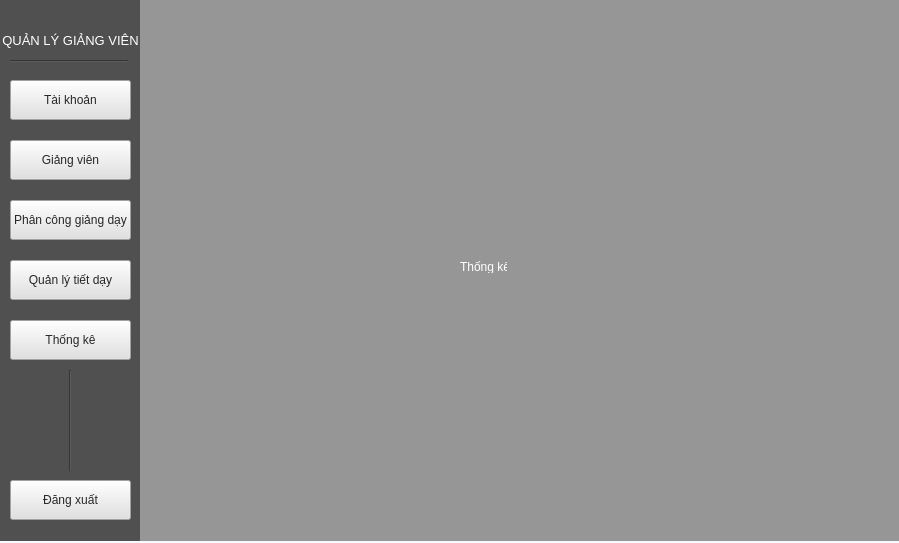
Old version of the form mainGUI.ui in the repository DUNGHA43/QLGV_Python.
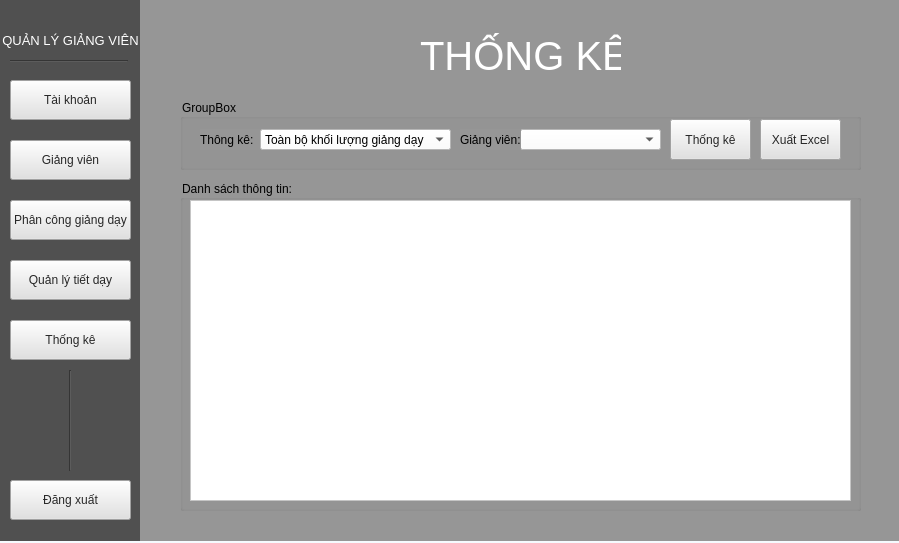
New version of the form. The open tabs and pages were chosen to show the change. Icons and pictures are not drawn.

Patch:
```diff
--- a/mainGUI.ui
+++ b/mainGUI.ui
@@ -1748,22 +1748,171 @@
        </widget>
       </widget>
       <widget class="QWidget" name="TK_GUI">
-       <widget class="QLabel" name="label_2">
+       <widget class="QLabel" name="label_33">
         <property name="geometry">
          <rect>
-          <x>310</x>
-          <y>250</y>
-          <width>47</width>
-          <height>13</height>
+          <x>270</x>
+          <y>20</y>
+          <width>201</width>
+          <height>51</height>
          </rect>
         </property>
+        <property name="font">
+         <font>
+          <pointsize>30</pointsize>
+         </font>
+        </property>
         <property name="styleSheet">
          <string notr="true">color: rgb(255, 255, 255);</string>
         </property>
         <property name="text">
-         <string>Thống kê</string>
+         <string>THỐNG KÊ</string>
         </property>
        </widget>
+       <widget class="QGroupBox" name="groupBox_9">
+        <property name="geometry">
+         <rect>
+          <x>30</x>
+          <y>170</y>
+          <width>681</width>
+          <height>331</height>
+         </rect>
+        </property>
+        <property name="title">
+         <string>Danh sách thông tin:</string>
+        </property>
+        <widget class="QTableWidget" name="tbDSTK">
+         <property name="geometry">
+          <rect>
+           <x>10</x>
+           <y>20</y>
+           <width>661</width>
+           <height>301</height>
+          </rect>
+         </property>
+         <property name="styleSheet">
+          <string notr="true">background-color: rgb(255, 255, 255);</string>
+         </property>
+        </widget>
+       </widget>
+       <widget class="QGroupBox" name="groupBox_10">
+        <property name="geometry">
+         <rect>
+          <x>30</x>
+          <y>89</y>
+          <width>681</width>
+          <height>71</height>
+         </rect>
+        </property>
+        <property name="title">
+         <string>GroupBox</string>
+        </property>
+        <widget class="QLabel" name="label_2">
+         <property name="geometry">
+          <rect>
+           <x>20</x>
+           <y>30</y>
+           <width>61</width>
+           <height>21</height>
+          </rect>
+         </property>
+         <property name="text">
+          <string>Thông kê:</string>
+         </property>
+        </widget>
+        <widget class="QComboBox" name="cbxTK">
+         <property name="geometry">
+          <rect>
+           <x>80</x>
+           <y>30</y>
+           <width>191</width>
+           <height>21</height>
+          </rect>
+         </property>
+         <property name="styleSheet">
+          <string notr="true">background-color: rgb(255, 255, 255);</string>
+         </property>
+         <item>
+          <property name="text">
+           <string>Toàn bộ khối lượng giảng dạy</string>
+          </property>
+         </item>
+         <item>
+          <property name="text">
+           <string>Tạo TKB cho giảng viên</string>
+          </property>
+         </item>
+         <item>
+          <property name="text">
+           <string>Toàn bộ giảng viên</string>
+          </property>
+         </item>
+        </widget>
+        <widget class="QComboBox" name="txtmaGV_TK">
+         <property name="geometry">
+          <rect>
+           <x>340</x>
+           <y>30</y>
+           <width>141</width>
+           <height>21</height>
+          </rect>
+         </property>
+         <property name="styleSheet">
+          <string notr="true">background-color: rgb(255, 255, 255);</string>
+         </property>
+        </widget>
+        <widget class="QLabel" name="label_34">
+         <property name="geometry">
+          <rect>
+           <x>280</x>
+           <y>30</y>
+           <width>61</width>
+           <height>21</height>
+          </rect>
+         </property>
+         <property name="text">
+          <string>Giảng viên:</string>
+         </property>
+        </widget>
+        <widget class="QPushButton" name="btnThongKe_2">
+         <property name="geometry">
+          <rect>
+           <x>490</x>
+           <y>20</y>
+           <width>81</width>
+           <height>41</height>
+          </rect>
+         </property>
+         <property name="styleSheet">
+          <string notr="true">QPushButton {
+	color: rgb(39, 39, 39);
+	background-color: rgb(225, 225, 225);
+}</string>
+         </property>
+         <property name="text">
+          <string>Thống kê</string>
+         </property>
+        </widget>
+        <widget class="QPushButton" name="btnXuatExcel">
+         <property name="geometry">
+          <rect>
+           <x>580</x>
+           <y>20</y>
+           <width>81</width>
+           <height>41</height>
+          </rect>
+         </property>
+         <property name="styleSheet">
+          <string notr="true">QPushButton {
+	color: rgb(39, 39, 39);
+	background-color: rgb(225, 225, 225);
+}</string>
+         </property>
+         <property name="text">
+          <string>Xuất Excel</string>
+         </property>
+        </widget>
+       </widget>
       </widget>
      </widget>
     </widget>
```
Left out of the diff: 82 changed lines with no effect on the pictures.
